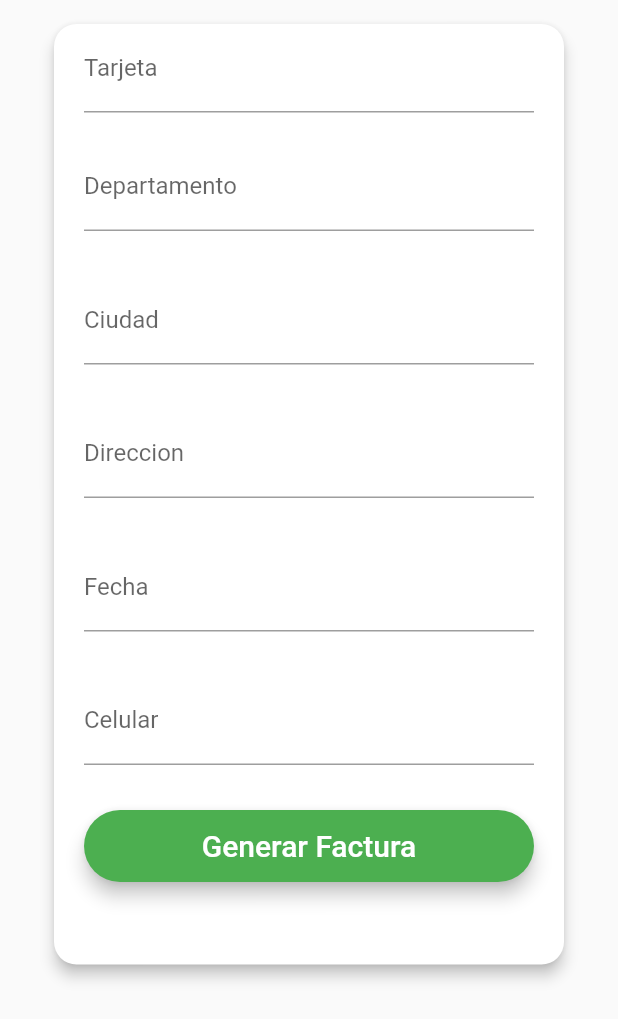
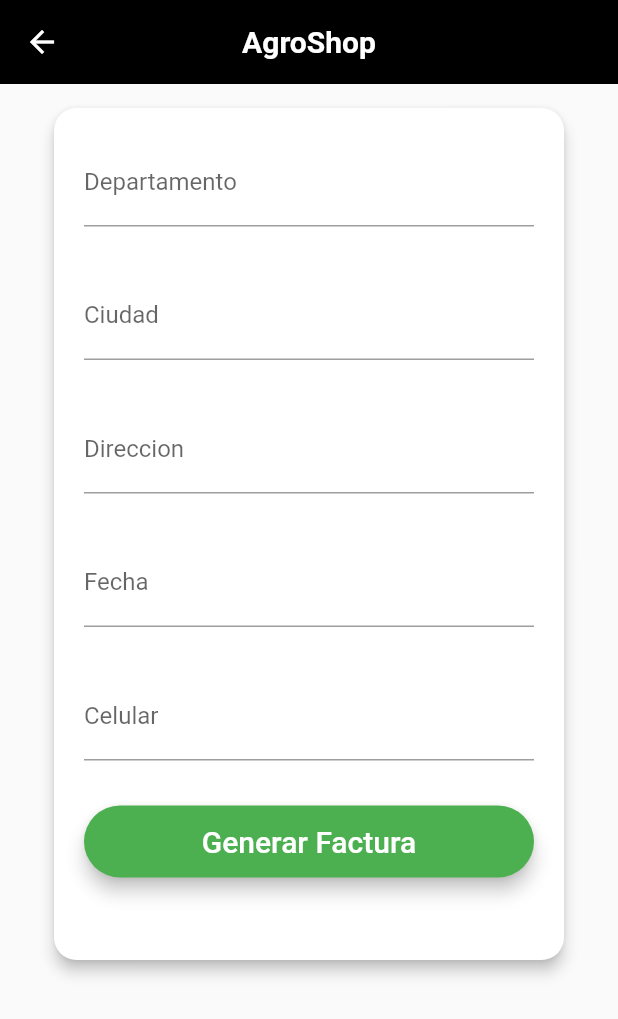
Before and after one commit to Nicole-Hf/prueba_agroshop, a Flutter app: the EnvioPage screen opened directly, on a phone screen of 412 x 824 dp. Shown: the top 1019 px of the screen. Run offline on Flutter 3.47's test engine with Material 2 defaults, Android fonts, the phone set to English and light mode, and no system bars; our stand-ins replace shared_preferences; missing offline and left inert: flappy_search_bar; accounts and stored records are empty; network calls fail.

Commit message:
tarjetas

```diff
--- a/lib/model/tarjeta.dart
+++ b/lib/model/tarjeta.dart
@@ -1,5 +1,6 @@
 class Tarjeta {
   Tarjeta({
+    required this.id,
     required this.nombre,
     required this.numero,
     required this.cvv,
@@ -7,9 +8,29 @@ class Tarjeta {
     required this.cliente,
   });
 
-  String nombre;
-  int numero;
-  int cvv;
-  String fecha;
-  int cliente;
+  final int id;
+  final String nombre;
+  final int numero;
+  final int cvv;
+  final String fecha;
+  final int cliente;
+
+  Tarjeta.fromJson(Map json)
+    : id = json['id'],
+      nombre = json['nombre'],
+      numero = json['numero'],
+      cvv = json['cvv'],
+      fecha = json['fecha'],
+      cliente = json['cliente_id'];
+
+  Map toJson() {
+    return {
+      'id': id,
+      'nombre': nombre,
+      'numero': numero,
+      'cvv': cvv,
+      'fecha': fecha,
+      'cliente_id': cliente,
+    };
+  }
 }
--- a/lib/pages/envio_page.dart
+++ b/lib/pages/envio_page.dart
@@ -19,15 +19,15 @@ class _EnvioPageState extends State<EnvioPage> {
   String _departamento = '';
   String _ciudad = '';
   String _direccion = '';
-  String _tarjeta = '';
+  //String _tarjeta = '';
   String _fecha = '';
   String _telefono = '';
 
   createEnvioPressed() async {
     http.Response response =
-        await EnvioService.createEnvio(int.parse(_tarjeta), _departamento, _ciudad, _direccion,
+        await EnvioService.createEnvio(/*int.parse(_tarjeta),*/ _departamento, _ciudad, _direccion,
         _fecha, _telefono);
-    Map responseMap = jsonDecode(response.body);
+    //Map responseMap = jsonDecode(response.body);
 
     Navigator.push(
         context,
@@ -42,6 +42,15 @@ class _EnvioPageState extends State<EnvioPage> {
   @override
   Widget build(BuildContext context) {
     return Scaffold(
+      appBar: AppBar(
+        backgroundColor: Colors.black,
+        centerTitle: true,
+        elevation: 0,
+        title: const Text(
+          'AgroShop',
+          style: TextStyle(
+            fontSize: 20,
+            fontWeight: FontWeight.bold,),),),
       body: Padding(
         padding: const EdgeInsets.all(16.0),
         child: Form(
@@ -58,17 +67,17 @@ class _EnvioPageState extends State<EnvioPage> {
                 child: Padding(
                   padding: const EdgeInsets.symmetric(horizontal: 20),
                   child: Column(children: [
-                    TextFormField(
+                    /*TextFormField(
                       decoration: InputDecoration(labelText: "Tarjeta"),
                       onChanged: (value) {
                         _tarjeta = value;
                       },
-                    ),
+                    ),*/
                     const SizedBox(
                       height: 20,
                     ),
                     TextFormField(
-                      decoration: InputDecoration(labelText: "Departamento"),
+                      decoration: const InputDecoration(labelText: "Departamento"),
                       onChanged: (value) {
                         _departamento = value;
                       },
@@ -77,7 +86,7 @@ class _EnvioPageState extends State<EnvioPage> {
                       height: 30,
                     ),
                     TextFormField(
-                      decoration: InputDecoration(labelText: "Ciudad"),
+                      decoration: const InputDecoration(labelText: "Ciudad"),
                       onChanged: (value) {
                         _ciudad = value;
                       },
@@ -86,7 +95,7 @@ class _EnvioPageState extends State<EnvioPage> {
                       height: 30,
                     ),
                     TextFormField(
-                      decoration: InputDecoration(labelText: "Direccion"),
+                      decoration: const InputDecoration(labelText: "Direccion"),
                       onChanged: (value) {
                         _direccion = value;
                       },
@@ -95,7 +104,7 @@ class _EnvioPageState extends State<EnvioPage> {
                       height: 30,
                     ),
                     TextFormField(
-                      decoration: InputDecoration(labelText: "Fecha"),
+                      decoration: const InputDecoration(labelText: "Fecha"),
                       onChanged: (value) {
                         _fecha = value;
                       },
@@ -104,7 +113,7 @@ class _EnvioPageState extends State<EnvioPage> {
                       height: 30,
                     ),
                     TextFormField(
-                      decoration: InputDecoration(labelText: "Celular"),
+                      decoration: const InputDecoration(labelText: "Celular"),
                       onChanged: (value) {
                         _telefono = value;
                       },
--- a/lib/pages/pedido_lista.dart
+++ b/lib/pages/pedido_lista.dart
@@ -2,6 +2,7 @@ import 'dart:convert';
 
 import 'package:flutter/material.dart';
 import 'package:prueba_agroshop/model/carrito.dart';
+import 'package:prueba_agroshop/pages/card_page.dart';
 import 'package:prueba_agroshop/pages/envio_page.dart';
 import 'package:prueba_agroshop/services/api.dart';
 import 'package:prueba_agroshop/services/cart_services.dart';
@@ -211,7 +212,7 @@ class _CartPageState extends State<CartPage> {
                     color: Colors.green,
                     onPressed: () {
                       Navigator.push(context,MaterialPageRoute(
-                      builder: (BuildContext context) => EnvioPage(),
+                        builder: (BuildContext context) => CardPage(),
                       ));
                     },
                     shape: RoundedRectangleBorder(
--- a/lib/services/envio_services.dart
+++ b/lib/services/envio_services.dart
@@ -4,11 +4,11 @@ import 'package:prueba_agroshop/services/globals.dart';
 import 'package:prueba_agroshop/variables.dart';
 
 class EnvioService {
-  static Future<http.Response> createEnvio(int tarjeta, String departamento,
+  static Future<http.Response> createEnvio(/*int tarjeta,*/ String departamento,
       String ciudad, String direccion, String fecha, String telefono) async {
     Map data = {
       "carrito_id": idCarritoCliente,
-      "tarjeta_id": tarjeta,
+      "tarjeta_id": idCreditCard,
       "departamento": departamento,
       "ciudad": ciudad,
       "direccionEnvio": direccion,
--- a/lib/variables.dart
+++ b/lib/variables.dart
@@ -3,3 +3,4 @@ String nameUserAutentificado = "";
 int idClienteAutentificado = 0;
 int idCarritoCliente = 0;
 int idWishlistCliente = 0;
+int idCreditCard = 0;
```
Also changed, not shown: lib/pages/card_page.dart (added, +124 -0 lines).
